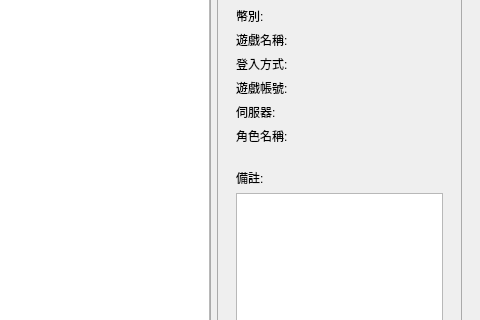
Above: src/AdbClient/StageCustomerService/LayerSayCost.ui from roger0816/Adb before the change; both pictures show x 480 to 960 and y 117 to 437 of the 960 by 600 pixel window. Below: the same form after it.
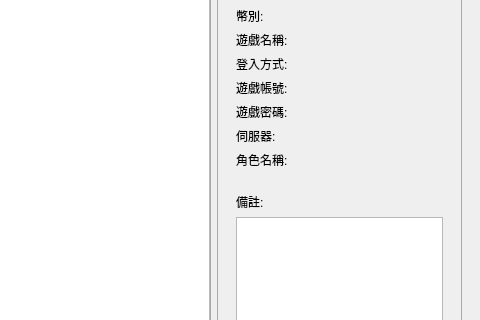
That is the form after the change.

```diff
--- a/src/AdbClient/StageCustomerService/LayerSayCost.ui
+++ b/src/AdbClient/StageCustomerService/LayerSayCost.ui
@@ -594,7 +594,7 @@
                  </property>
                 </widget>
                </item>
-               <item row="5" column="0">
+               <item row="6" column="0">
                 <widget class="QLabel" name="label_6">
                  <property name="text">
                   <string>伺服器:</string>
@@ -608,21 +608,21 @@
                  </property>
                 </widget>
                </item>
-               <item row="5" column="1">
+               <item row="6" column="1">
                 <widget class="QLabel" name="lbServer">
                  <property name="text">
                   <string/>
                  </property>
                 </widget>
                </item>
-               <item row="6" column="0">
+               <item row="7" column="0">
                 <widget class="QLabel" name="label_7">
                  <property name="text">
                   <string>角色名稱:</string>
                  </property>
                 </widget>
                </item>
-               <item row="6" column="1">
+               <item row="7" column="1">
                 <widget class="QLabel" name="lbChr">
                  <property name="text">
                   <string/>
@@ -643,6 +643,20 @@
                  </property>
                 </widget>
                </item>
+               <item row="5" column="0">
+                <widget class="QLabel" name="label_10">
+                 <property name="text">
+                  <string>遊戲密碼:</string>
+                 </property>
+                </widget>
+               </item>
+               <item row="5" column="1">
+                <widget class="QLabel" name="lbGamePassword">
+                 <property name="text">
+                  <string/>
+                 </property>
+                </widget>
+               </item>
               </layout>
              </widget>
             </item>
```
